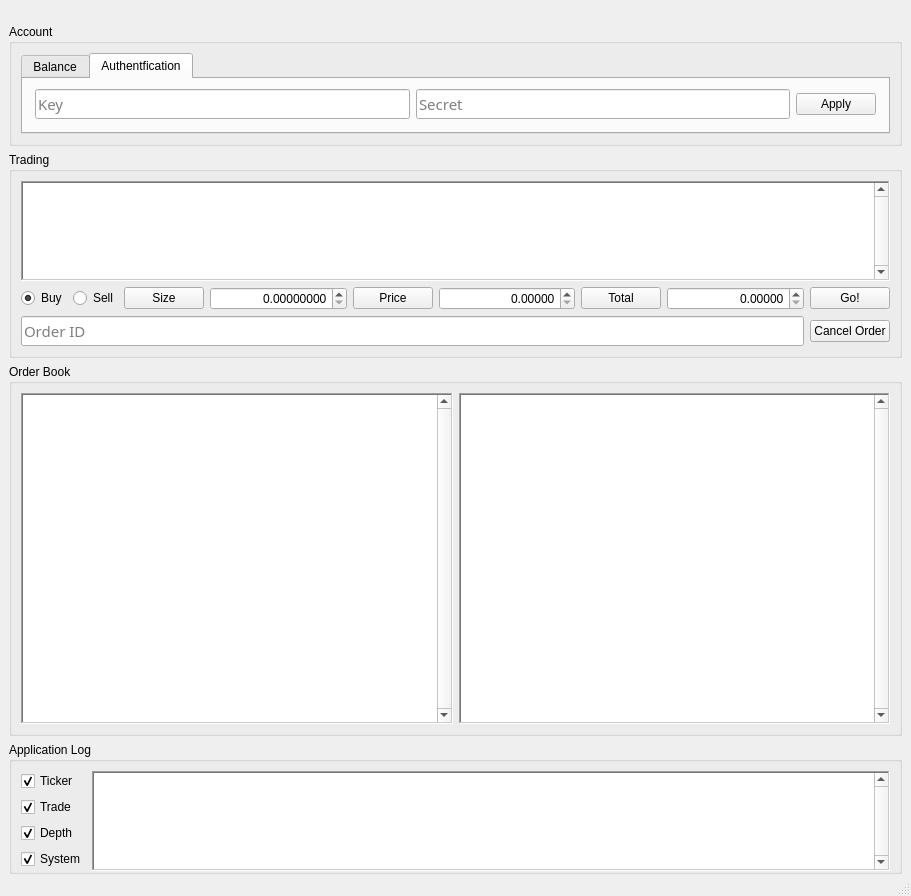
First picture: the form in goxgui/ui/main_window.ui, repository sebastianhaberey/goxgui, before the edit.
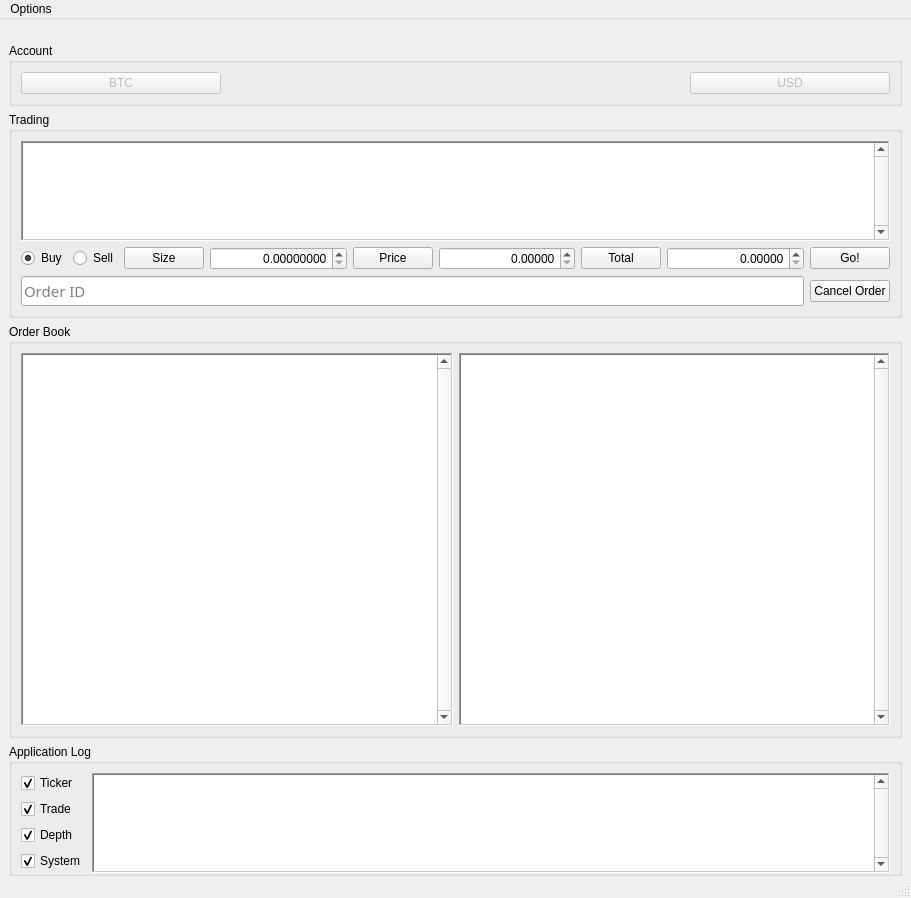
Second picture: the form after the edit. The open tabs and pages were chosen to show the change.

```diff
--- a/goxgui/ui/main_window.ui
+++ b/goxgui/ui/main_window.ui
@@ -13,7 +13,7 @@
     <x>0</x>
     <y>0</y>
     <width>911</width>
-    <height>896</height>
+    <height>898</height>
    </rect>
   </property>
   <property name="windowTitle">
@@ -52,30 +52,7 @@
       </property>
       <layout class="QHBoxLayout" name="horizontalLayout">
        <item>
-        <widget class="QTabWidget" name="tabWidget">
-         <property name="sizePolicy">
-          <sizepolicy hsizetype="Preferred" vsizetype="Preferred">
-           <horstretch>0</horstretch>
-           <verstretch>0</verstretch>
-          </sizepolicy>
-         </property>
-         <property name="currentIndex">
-          <number>0</number>
-         </property>
-         <widget class="QWidget" name="tabBalance">
-          <attribute name="title">
-           <string>Balance</string>
-          </attribute>
-          <layout class="QHBoxLayout" name="horizontalLayout_6">
-           <property name="leftMargin">
-            <number>12</number>
-           </property>
-           <property name="rightMargin">
-            <number>12</number>
-           </property>
-           <property name="bottomMargin">
-            <number>12</number>
-           </property>
+        <layout class="QHBoxLayout" name="horizontalLayout_2">
            <item>
             <widget class="QPushButton" name="pushButtonWalletA">
              <property name="enabled">
@@ -151,86 +128,6 @@
             </widget>
            </item>
           </layout>
-          <zorder>groupBoxAccount</zorder>
-          <zorder>pushButtonWalletA</zorder>
-          <zorder>pushButtonWalletA</zorder>
-          <zorder>labelOrderlag</zorder>
-          <zorder>horizontalSpacer_4</zorder>
-          <zorder>horizontalSpacer_2</zorder>
-          <zorder>pushButtonWalletB</zorder>
-         </widget>
-         <widget class="QWidget" name="tabAuth">
-          <attribute name="title">
-           <string>Authentfication</string>
-          </attribute>
-          <layout class="QHBoxLayout" name="horizontalLayout_7">
-           <property name="leftMargin">
-            <number>12</number>
-           </property>
-           <property name="rightMargin">
-            <number>12</number>
-           </property>
-           <property name="bottomMargin">
-            <number>12</number>
-           </property>
-           <item>
-            <widget class="QLineEdit" name="lineEditKey">
-             <property name="font">
-              <font>
-               <family>Monaco</family>
-               <pointsize>11</pointsize>
-              </font>
-             </property>
-             <property name="toolTip">
-              <string>Insert your MtGox key here</string>
-             </property>
-             <property name="placeholderText">
-              <string>Key</string>
-             </property>
-            </widget>
-           </item>
-           <item>
-            <widget class="QLineEdit" name="lineEditSecret">
-             <property name="font">
-              <font>
-               <family>Monaco</family>
-               <pointsize>11</pointsize>
-              </font>
-             </property>
-             <property name="toolTip">
-              <string>Insert your MtGox secret here</string>
-             </property>
-             <property name="inputMethodHints">
-              <set>Qt::ImhNoAutoUppercase|Qt::ImhNoPredictiveText</set>
-             </property>
-             <property name="echoMode">
-              <enum>QLineEdit::PasswordEchoOnEdit</enum>
-             </property>
-             <property name="placeholderText">
-              <string>Secret</string>
-             </property>
-            </widget>
-           </item>
-           <item>
-            <widget class="QPushButton" name="pushButtonApply">
-             <property name="cursor">
-              <cursorShape>PointingHandCursor</cursorShape>
-             </property>
-             <property name="toolTip">
-              <string>Save this key / secret combination and use it</string>
-             </property>
-             <property name="text">
-              <string>Apply</string>
-             </property>
-            </widget>
-           </item>
-          </layout>
-          <zorder>groupBoxAuth</zorder>
-          <zorder>lineEditKey</zorder>
-          <zorder>lineEditSecret</zorder>
-          <zorder>pushButtonApply</zorder>
-         </widget>
-        </widget>
        </item>
       </layout>
      </widget>
@@ -728,6 +625,33 @@
    </layout>
   </widget>
   <widget class="QStatusBar" name="statusbar"/>
+  <widget class="QMenuBar" name="menuBar">
+   <property name="geometry">
+    <rect>
+     <x>0</x>
+     <y>0</y>
+     <width>911</width>
+     <height>22</height>
+    </rect>
+   </property>
+   <widget class="QMenu" name="menuOptions">
+    <property name="title">
+     <string>Options</string>
+    </property>
+    <addaction name="actionPreferences_2"/>
+   </widget>
+   <addaction name="menuOptions"/>
+  </widget>
+  <action name="actionPreferences">
+   <property name="text">
+    <string>Preferences</string>
+   </property>
+  </action>
+  <action name="actionPreferences_2">
+   <property name="text">
+    <string>Preferences</string>
+   </property>
+  </action>
  </widget>
  <tabstops>
   <tabstop>doubleSpinBoxBtc</tabstop>
```
Lines whose indentation alone changed are shown as unchanged.
